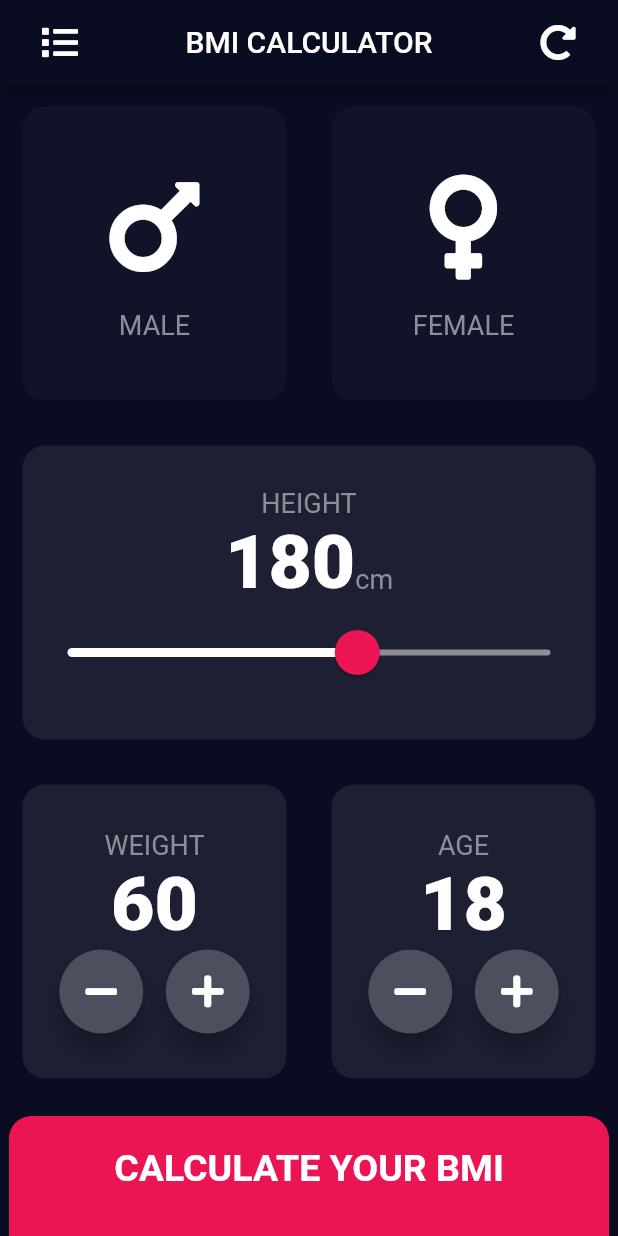
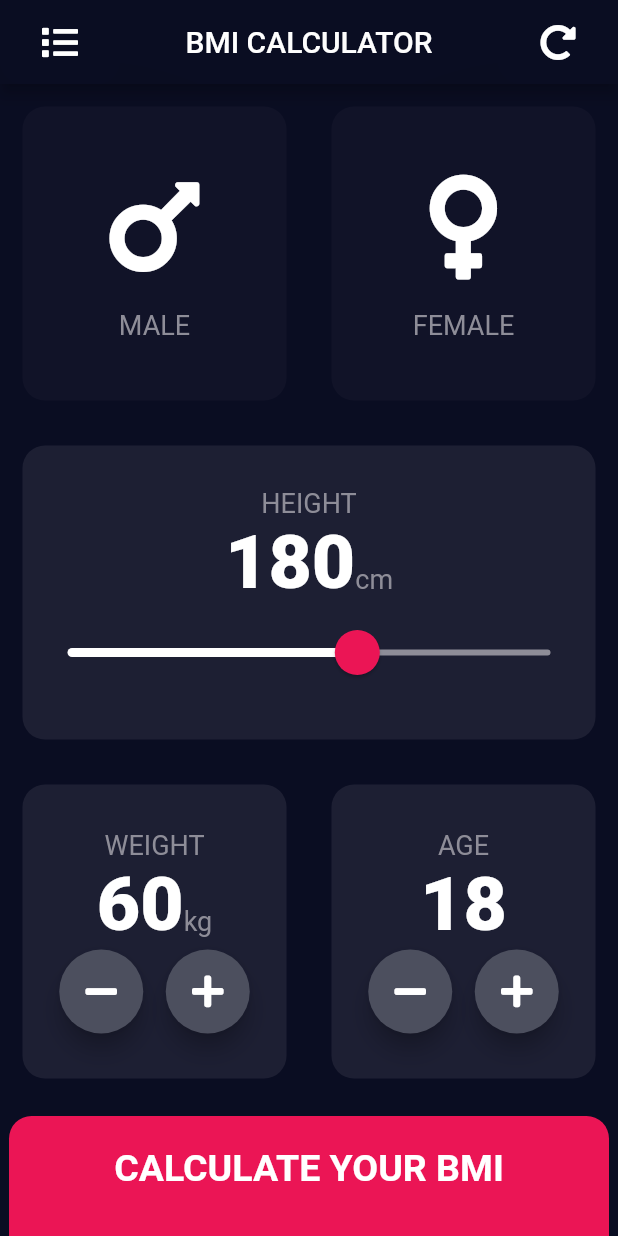
Before and after one commit to Nuri801/BMI_Fixer, a Flutter app: the screen it shows after launch, on a phone screen of 412 x 824 dp. Run offline on Flutter 3.47's test engine with Material 2 defaults, Android fonts, the phone set to English and light mode, and no system bars; our stand-ins replace font_awesome_flutter.

```diff
--- a/lib/input_page.dart
+++ b/lib/input_page.dart
@@ -180,9 +180,20 @@ class _InputPageState extends State<InputPage> {
                           'WEIGHT',
                           style: kLabelTextStyle,
                         ),
-                        Text(
-                          weight.toString(),
-                          style: kNumberTextStyle,
+                        Row(
+                          mainAxisAlignment: MainAxisAlignment.center,
+                          crossAxisAlignment: CrossAxisAlignment.baseline,
+                          textBaseline: TextBaseline.alphabetic,
+                          children: [
+                            Text(
+                              weight.toString(),
+                              style: kNumberTextStyle,
+                            ),
+                            Text(
+                                'kg',
+                              style: kLabelTextStyle,
+                            ),
+                          ],
                         ),
                         Row(
                           mainAxisAlignment: MainAxisAlignment.center,
```
